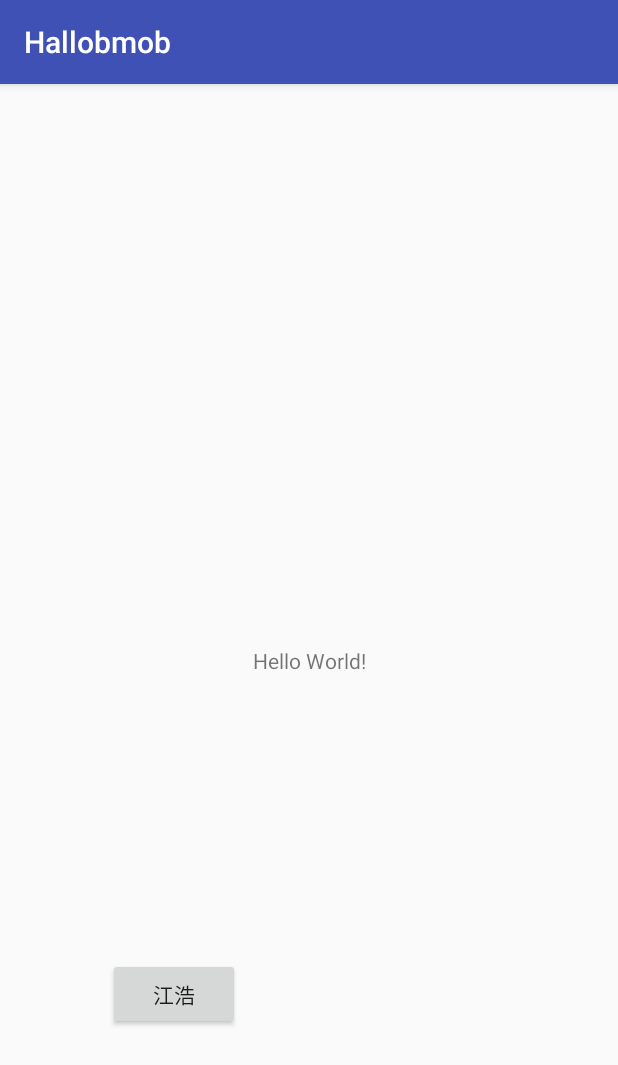
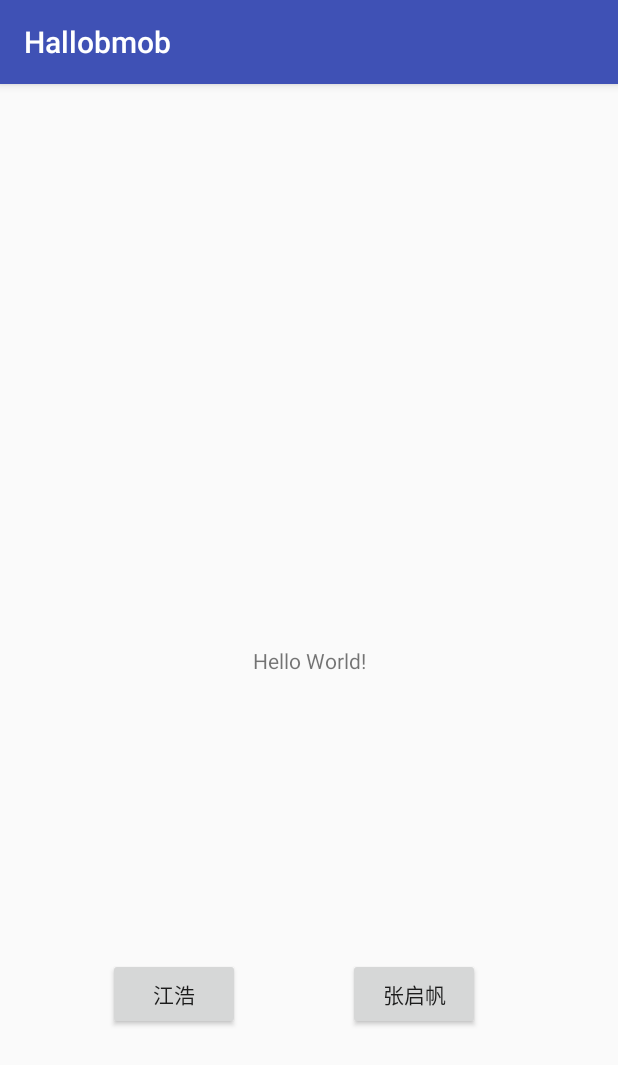
Before and after one commit to TickTick123/Hallobomb, an Android app: the screen it shows after launch (MainActivity), on a phone screen of 412 x 824 dp. Shown: the top 1065 px of the screen. Run offline under Robolectric (Android 15) with nearby library versions, the phone set to English and light mode, and no system bars; libraries missing offline, so code that uses them is left out: cn.bmob.v3; 2 statements that could not run were skipped.

Commit message:
zqfcommit添加自己的按钮

```diff
--- a/app/src/main/java/com/example/zqf/hallobmob/MainActivity.java
+++ b/app/src/main/java/com/example/zqf/hallobmob/MainActivity.java
@@ -33,7 +33,8 @@ public class MainActivity extends AppCompatActivity {
                 }
             }
         });
-        Button button1=findViewById(R.id.button);
+
+        Button button1=findViewById(R.id.button);               //江浩的按钮
         button1.setOnClickListener(new View.OnClickListener() {
             @Override
             public void onClick(View view) {
@@ -41,5 +42,17 @@ public class MainActivity extends AppCompatActivity {
                 startActivity(intent);
             }
         });
+
+        Button button2=findViewById(R.id.button2);              //张启帆的按钮
+        button2.setOnClickListener(new View.OnClickListener() {
+            @Override
+            public void onClick(View view) {
+                Intent intent=new Intent(MainActivity.this,ZQF.class);
+                startActivity(intent);
+            }
+        });
+
+
+
     }
 }
--- a/app/src/main/res/layout/activity_main.xml
+++ b/app/src/main/res/layout/activity_main.xml
@@ -18,8 +18,8 @@
 
     <Button
         android:id="@+id/button"
-        android:layout_width="wrap_content"
-        android:layout_height="wrap_content"
+        android:layout_width="88dp"
+        android:layout_height="48dp"
         android:layout_marginBottom="8dp"
         android:layout_marginEnd="8dp"
         android:layout_marginStart="8dp"
@@ -32,4 +32,20 @@
         app:layout_constraintTop_toTopOf="parent"
         app:layout_constraintVertical_bias="0.816" />
 
+    <Button
+        android:id="@+id/button2"
+        android:layout_width="88dp"
+        android:layout_height="48dp"
+        android:layout_marginBottom="8dp"
+        android:layout_marginEnd="8dp"
+        android:layout_marginStart="8dp"
+        android:layout_marginTop="8dp"
+        android:text="张启帆"
+        app:layout_constraintBottom_toBottomOf="parent"
+        app:layout_constraintEnd_toEndOf="parent"
+        app:layout_constraintHorizontal_bias="0.728"
+        app:layout_constraintStart_toStartOf="parent"
+        app:layout_constraintTop_toTopOf="parent"
+        app:layout_constraintVertical_bias="0.816" />
+
 </android.support.constraint.ConstraintLayout>
```
Also changed, not shown: app/src/main/AndroidManifest.xml (+8 -9 lines), app/src/main/java/com/example/zqf/hallobmob/ZQF.java (added, +13 -0 lines), app/src/main/res/layout/activity_zqf.xml (added, +22 -0 lines).
